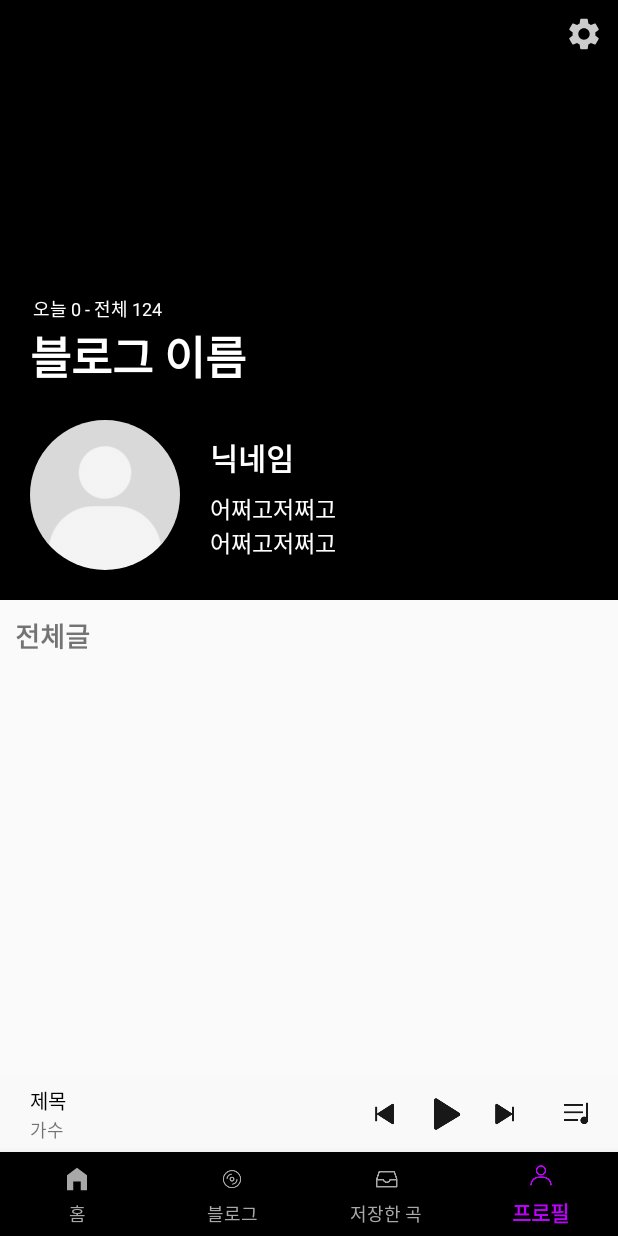
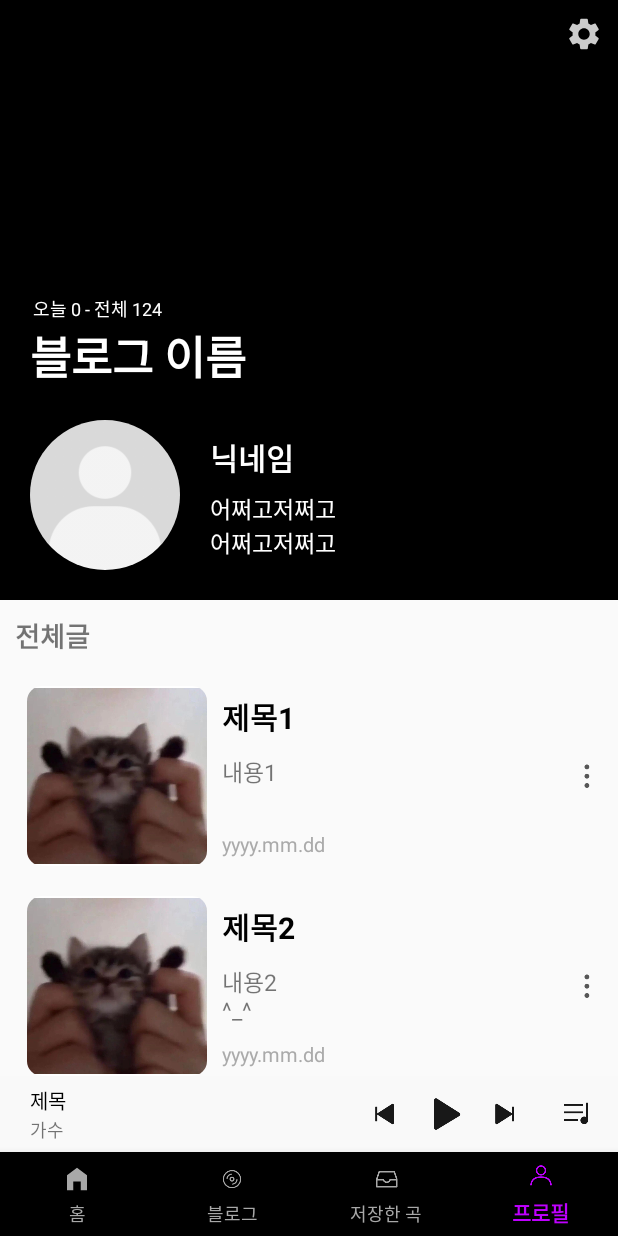
Before and after one commit to Eouls/MusicPlayer, an Android app: the screen it shows after launch (MainActivity), item 4 of the bottom bar chosen, on a phone screen of 412 x 824 dp. Run offline under Robolectric (Android 15) with nearby library versions, the light colour scheme and no system bars; our stand-ins replace CircleImageView, Room's generated code.

Commit message:
ProfileRVAdapter 미완
오류는 안 뜨는데 바텀네비 profile 누르면 강종됨

```diff
--- a/app/src/main/java/com/example/musicplayer/Profile/Post.kt
+++ b/app/src/main/java/com/example/musicplayer/Profile/Post.kt
@@ -7,7 +7,7 @@ import androidx.room.PrimaryKey
 data class Post(
         var postImg: Int? = null,
         val title : String = "",
-        val content : String = ""
+        val content : String = "",
 ){
         @PrimaryKey(autoGenerate = true) var id: Int = 0
 }
--- a/app/src/main/java/com/example/musicplayer/Profile/ProfileFragment.kt
+++ b/app/src/main/java/com/example/musicplayer/Profile/ProfileFragment.kt
@@ -5,13 +5,13 @@ import android.view.LayoutInflater
 import android.view.View
 import android.view.ViewGroup
 import androidx.fragment.app.Fragment
+import androidx.recyclerview.widget.LinearLayoutManager
 import com.example.musicplayer.R
 import com.example.musicplayer.databinding.FragmentProfileBinding
 
 class ProfileFragment: Fragment() {
     lateinit var binding: FragmentProfileBinding
-    private var PostDatas = ArrayList<Post>()
-
+    private var postDatas = ArrayList<Post>()
 
     override fun onCreateView(
         inflater: LayoutInflater,
@@ -20,7 +20,7 @@ class ProfileFragment: Fragment() {
     ): View? {
         binding = FragmentProfileBinding.inflate(inflater, container, false)
 
-        PostDatas.apply {
+        postDatas.apply {
             add(Post(R.drawable.img_post_1, "제목1", "내용1"))
             add(Post(R.drawable.img_post_1, "제목2", "내용2\n^_^"))
             add(Post(R.drawable.img_post_1, "제목3", "내용3\nㅇㅅㅇ"))
@@ -28,6 +28,17 @@ class ProfileFragment: Fragment() {
             add(Post(R.drawable.img_post_1, "제목5", "내용5\nㅍ_ㅍ"))
         }
 
+
+        val savedSongRVAdapter = ProfileRVAdapter(postDatas)
+        binding.profilePostRv.adapter = savedSongRVAdapter
+        binding.profilePostRv.layoutManager = LinearLayoutManager(context, LinearLayoutManager.VERTICAL, false)
+
+        savedSongRVAdapter.setMyItemClickListener(object : ProfileRVAdapter.MyItemClickListener {
+            override fun onRemoveItem(position: Int) {
+                savedSongRVAdapter.removeItem(position)
+            }
+        })
+
         return binding.root
     }
 
--- /dev/null
+++ b/app/src/main/java/com/example/musicplayer/Profile/ProfileRVAdapter.kt
@@ -0,0 +1,59 @@
+package com.example.musicplayer.Profile
+
+import android.view.LayoutInflater
+import android.view.ViewGroup
+import androidx.recyclerview.widget.RecyclerView
+import com.example.musicplayer.databinding.ItemMypostBinding
+
+class ProfileRVAdapter (private val postList: ArrayList<Post>) :
+    RecyclerView.Adapter<ProfileRVAdapter.ViewHolder>() {
+
+    //클릭 인터페이스 정의
+    interface MyItemClickListener {
+        fun onRemoveItem(position: Int)
+    }
+
+    private lateinit var mItemClickListener: MyItemClickListener
+
+    fun setMyItemClickListener(itemClickListener: MyItemClickListener) {
+        mItemClickListener = itemClickListener
+    }
+
+
+    // 저장된 글 삭제
+    fun removeItem(position: Int) {
+        postList.removeAt(position)
+        notifyDataSetChanged()
+    }
+
+
+    override fun onCreateViewHolder(
+        viewGroup: ViewGroup,
+        viewType: Int
+    ): ProfileRVAdapter.ViewHolder {
+        val binding: ItemMypostBinding =
+            ItemMypostBinding.inflate(LayoutInflater.from(viewGroup.context), viewGroup, false)
+
+        return ViewHolder(binding)
+    }
+
+    override fun onBindViewHolder(holder: ProfileRVAdapter.ViewHolder, position: Int) {
+        holder.bind(postList[position])
+        holder.binding.itemPostMoreIv.setOnClickListener {
+            mItemClickListener.onRemoveItem(position)
+            removeItem(position)
+        }
+    }
+
+    // 데이터 세트 크기 함수
+    override fun getItemCount(): Int = postList.size
+
+    // 뷰 홀더
+    inner class ViewHolder(val binding: ItemMypostBinding) : RecyclerView.ViewHolder(binding.root) {
+        fun bind(post: Post) {
+            binding.itemMypostImgIv.setImageResource(post.postImg!!)
+            binding.itemMypostTitleTv.text = post.title
+            binding.itemMypostContentTv.text = post.content
+        }
+    }
+}
--- a/app/src/main/res/drawable/shape.xml
+++ /dev/null
@@ -1,4 +0,0 @@
-<?xml version="1.0" encoding="utf-8"?>
-<shape xmlns:android="http://schemas.android.com/apk/res/android"
-    android:shape="oval">
-</shape>
--- a/app/src/main/res/layout/fragment_profile.xml
+++ b/app/src/main/res/layout/fragment_profile.xml
@@ -18,7 +18,6 @@
             android:layout_width="100dp"
             android:layout_height="100dp"
             android:layout_gravity="left|bottom"
-            android:background="@drawable/shape"
             android:src="@drawable/img_default_profile"
             android:layout_alignParentBottom="true"
             android:layout_marginLeft="20dp"
@@ -95,6 +94,7 @@
         android:layout_marginBottom="10dp"/>
 
     <androidx.recyclerview.widget.RecyclerView
+        android:id="@+id/profile_post_rv"
         android:layout_width="match_parent"
         android:layout_height="match_parent"
         android:orientation="vertical"
--- a/app/src/main/res/layout/item_mypost.xml
+++ b/app/src/main/res/layout/item_mypost.xml
@@ -63,4 +63,14 @@
         app:layout_constraintBottom_toBottomOf="@id/item_mypost_img_cv"
         app:layout_constraintStart_toEndOf="@id/item_mypost_img_cv"/>
 
+    <ImageView
+        android:id="@+id/item_post_more_iv"
+        android:layout_width="30dp"
+        android:layout_height="30dp"
+        android:src="@drawable/btn_post_more"
+        android:layout_marginRight="5dp"
+        app:layout_constraintEnd_toEndOf="parent"
+        app:layout_constraintTop_toTopOf="parent"
+        app:layout_constraintBottom_toBottomOf="parent" />
+
 </androidx.constraintlayout.widget.ConstraintLayout>
```
Also changed, not shown: app/src/main/res/drawable/btn_post_more.png (renamed from app/src/main/res/drawable/btn_player_more.png).
